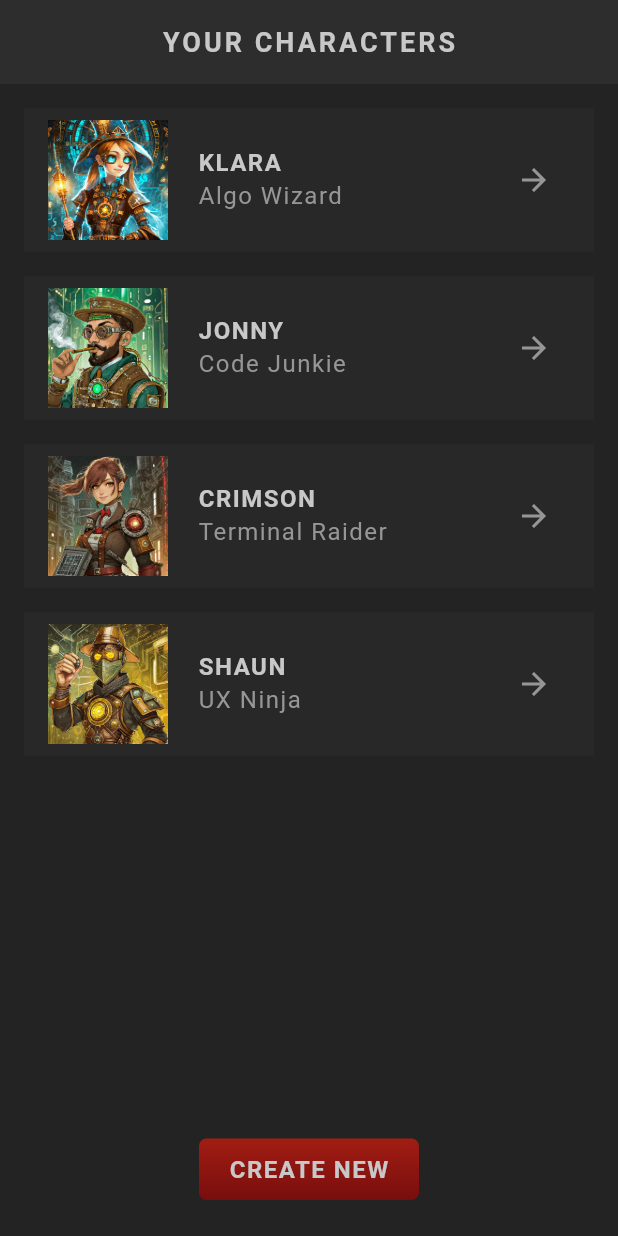
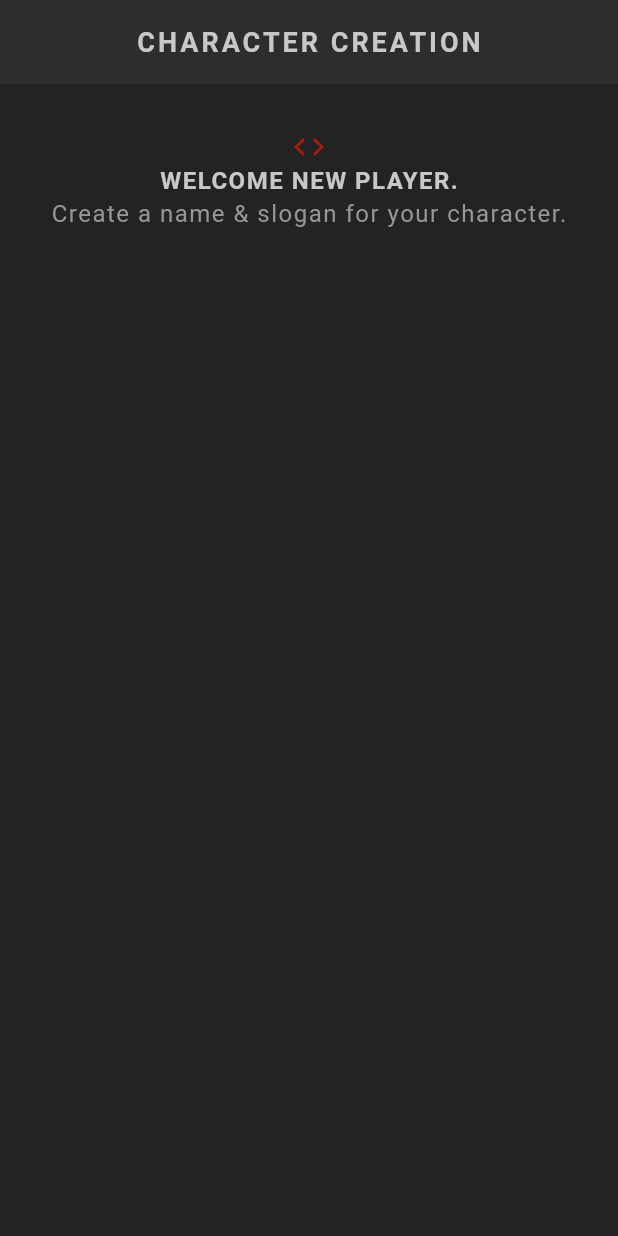
Before and after one commit to tertiussc/flutter_rpg_3, a Flutter app: the screen it shows after launch, on a phone screen of 412 x 824 dp. Run offline on Flutter 3.47's test engine with Material 3 defaults, Android fonts, the phone set to English and light mode, and no system bars; our stand-ins replace google_fonts; Roboto replaces fonts that are missing (Kanit).

Commit message:
Added a create screen, added welcome message and icon

```diff
--- a/flutter_rpg/lib/main.dart
+++ b/flutter_rpg/lib/main.dart
@@ -1,4 +1,5 @@
 import 'package:flutter/material.dart';
+import 'package:flutter_rpg/screens/home/create/create.dart';
 import 'package:flutter_rpg/theme.dart';
 import 'screens/home/home.dart';
 
@@ -6,7 +7,7 @@ void main() {
   runApp(
     MaterialApp(
       theme: PrimaryTheme,
-      home: Home(),
+      home: Create(),
     ),
   );
 }
--- /dev/null
+++ b/flutter_rpg/lib/screens/home/create/create.dart
@@ -0,0 +1,44 @@
+import 'package:flutter/material.dart';
+import 'package:flutter_rpg/shared/styled_text.dart';
+import 'package:flutter_rpg/theme.dart';
+
+class Create extends StatefulWidget {
+  const Create({super.key});
+
+  @override
+  State<Create> createState() => _CreateState();
+}
+
+class _CreateState extends State<Create> {
+  @override
+  Widget build(BuildContext context) {
+    return Scaffold(
+      appBar: AppBar(
+        title: StyledTitle('Character Creation'),
+        centerTitle: true,
+      ),
+      body: Container(
+        padding: EdgeInsets.symmetric(vertical: 30, horizontal: 20),
+        child: Column(
+          children: [
+            // Welcome message
+            Center(
+                child: Icon(
+              Icons.code,
+              color: AppColors.primaryColor,
+            )),
+            Center(
+              child: StyledHeading('Welcome new player.'),
+            ),
+            Center(
+              child: StyledText('Create a name & slogan for your character.'),
+            ),
+            SizedBox(
+              height: 30,
+            )
+          ],
+        ),
+      ),
+    );
+  }
+}
```
